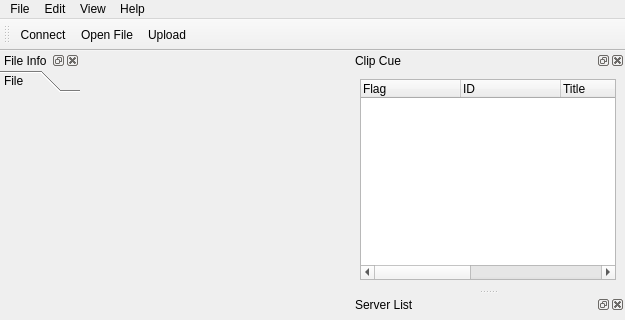
Above: resources/mainwindow_docks.ui from jiakeliu/Cobra before the change; both pictures show x 0 to 625 and y 0 to 320 of the 625 by 1089 pixel window. Below: the same form after it.
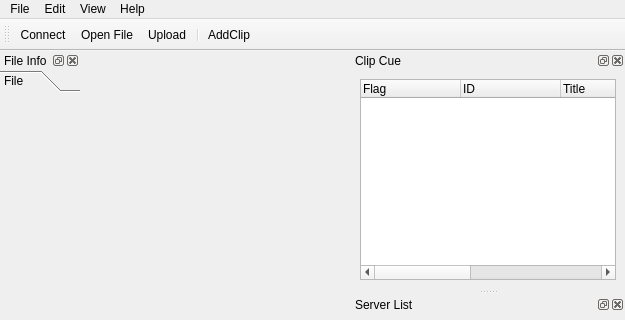
That is the form after the change. The open tabs and pages were chosen to show the change. Icons and pictures are not drawn. Custom widgets are drawn as their Qt base class.

Commit message: Added in the base event handlign to capture list focus.

What changed in the file:
```diff
--- a/resources/mainwindow_docks.ui
+++ b/resources/mainwindow_docks.ui
@@ -156,6 +156,8 @@
    <addaction name="actionConnect"/>
    <addaction name="actionOpenFile"/>
    <addaction name="actionSelectUpload"/>
+   <addaction name="separator"/>
+   <addaction name="actionAddClip"/>
   </widget>
   <widget class="QStatusBar" name="statusbar"/>
   <widget class="QDockWidget" name="fileInfoDock">
@@ -829,6 +831,17 @@
     <string>Ctrl+K</string>
    </property>
   </action>
+  <action name="actionAddClip">
+   <property name="text">
+    <string>AddClip</string>
+   </property>
+   <property name="toolTip">
+    <string>Add a clip to the selected clip list</string>
+   </property>
+   <property name="shortcut">
+    <string>Ctrl++</string>
+   </property>
+  </action>
  </widget>
  <customwidgets>
   <customwidget>
```
Left out of the diff: 16 changed lines with no effect on the pictures. The commit also changes 2 other files.
